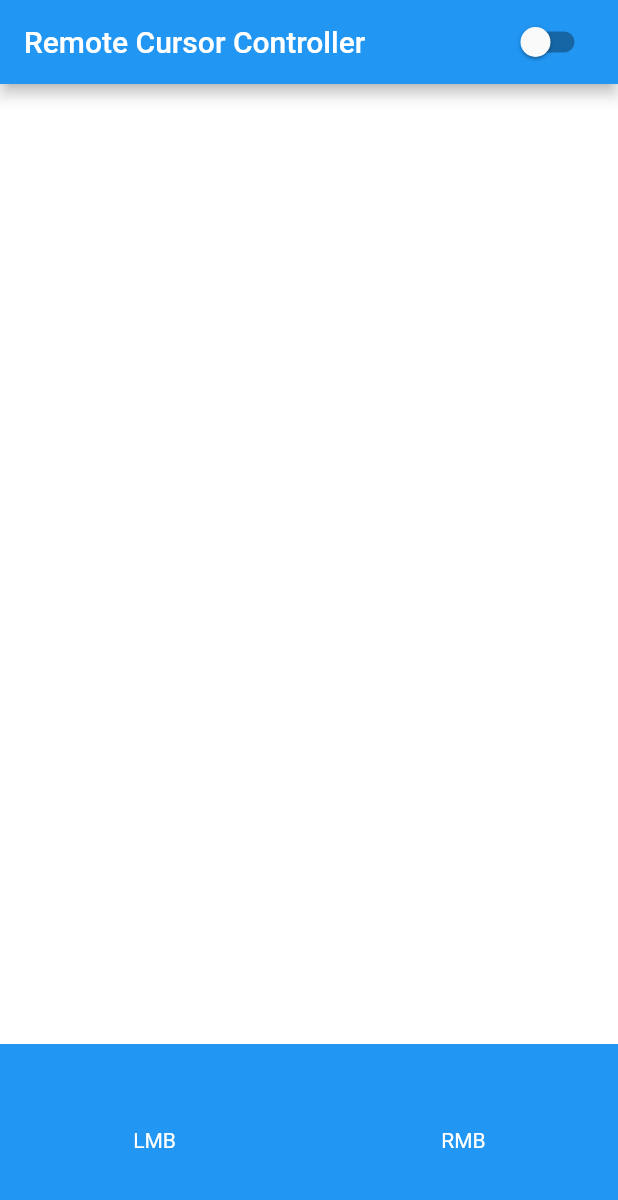
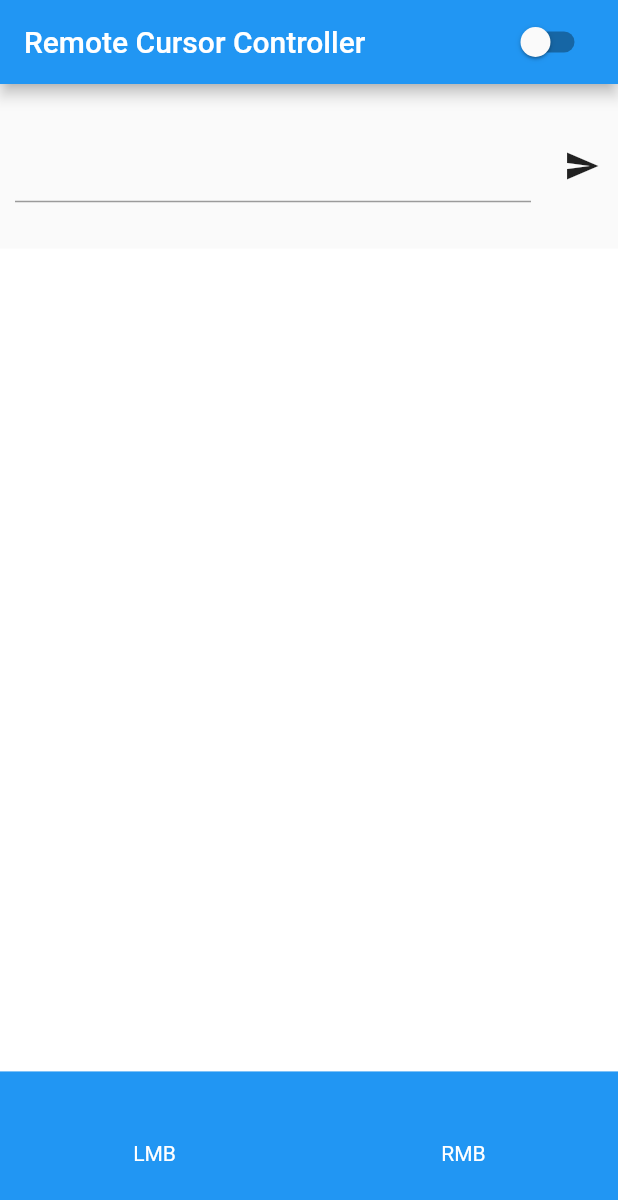
Before and after one commit to esagulto/phone-controller-backend, a Flutter app: the screen it shows after launch, on a phone screen of 412 x 824 dp. Shown: the top 1200 px of the screen. Run offline on Flutter 3.47's test engine with Material 2 defaults, Android fonts, the phone set to English and light mode, and no system bars; our stand-ins replace socket_io_client.

```diff
--- a/Flutter_app/lib/functions/connections.dart
+++ b/Flutter_app/lib/functions/connections.dart
@@ -55,4 +55,9 @@ class CommandTransfer {
   void sendPanEnd() {
     socket.emit('onPanEnd', 'hands up');
   }
+
+  void sendMessage(String msg) {
+    print('this is the message: $msg');
+    socket.emit('typedMessage', msg);
+  }
 }
--- a/Flutter_app/lib/functions/value_provider.dart
+++ b/Flutter_app/lib/functions/value_provider.dart
@@ -3,7 +3,7 @@ import 'package:provider/provider.dart';
 
 class ValueProvider extends ChangeNotifier {
   bool isUserConnected = false;
-
+  String userMessage = '';
   void changeUserStatus() {
     isUserConnected = !isUserConnected;
     notifyListeners();
--- a/Flutter_app/lib/screens/track_screen.dart
+++ b/Flutter_app/lib/screens/track_screen.dart
@@ -1,5 +1,6 @@
 import 'package:flutter/material.dart';
 import 'package:flutter_app/functions/connections.dart';
+import 'package:flutter_app/widgets/text_widget.dart';
 
 CommandTransfer commandTransfer = CommandTransfer();
 
@@ -44,6 +45,9 @@ class _TrackpadState extends State<Trackpad> {
         ),
       ),
       body: Column(children: <Widget>[
+        Expanded(
+          child: CustomTextEditor(),
+        ),
         Expanded(
           flex: 5,
           child: Container(
--- /dev/null
+++ b/Flutter_app/lib/widgets/text_widget.dart
@@ -0,0 +1,43 @@
+import 'package:flutter/material.dart';
+import 'package:flutter_app/functions/value_provider.dart';
+import 'package:flutter_app/screens/track_screen.dart';
+import 'package:provider/provider.dart';
+import 'package:flutter_app/functions/connections.dart';
+
+class CustomTextEditor extends StatelessWidget {
+  CustomTextEditor({Key? key}) : super(key: key);
+  final TextEditingController textController = TextEditingController();
+
+  @override
+  Widget build(BuildContext context) {
+    return Row(
+      children: <Widget>[
+        Expanded(
+          child: Container(
+            width: 200,
+            padding: const EdgeInsets.symmetric(horizontal: 10),
+            child: TextField(
+              controller: textController,
+              onChanged: (value) => {
+                textController.text = value,
+                textController.selection = TextSelection.fromPosition(
+                    TextPosition(offset: textController.text.length)),
+                Provider.of<ValueProvider>(context, listen: false).userMessage =
+                    value,
+                print(Provider.of<ValueProvider>(context, listen: false)
+                    .userMessage),
+              },
+            ),
+          ),
+        ),
+        IconButton(
+            onPressed: () {
+              commandTransfer.sendMessage(
+                  Provider.of<ValueProvider>(context, listen: false)
+                      .userMessage);
+            },
+            icon: const Icon(Icons.send)),
+      ],
+    );
+  }
+}
```
Also changed, not shown: 2 other files.
